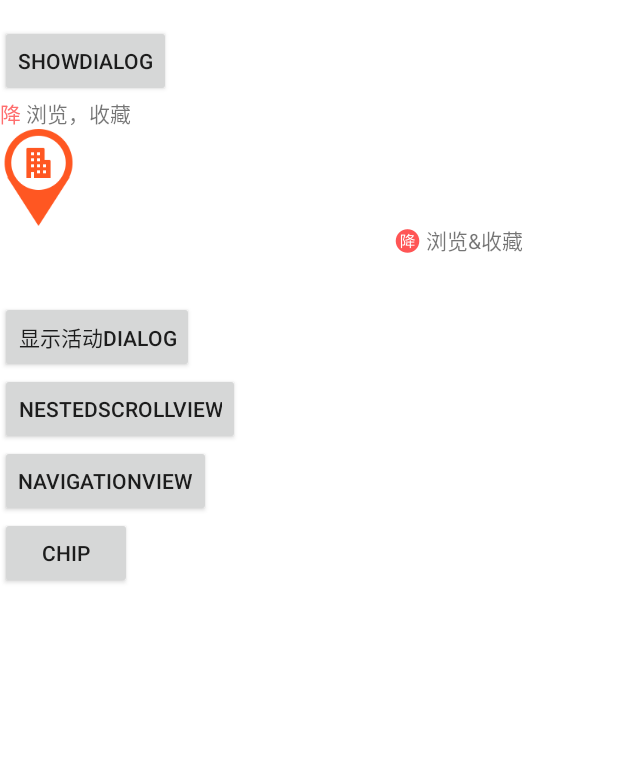
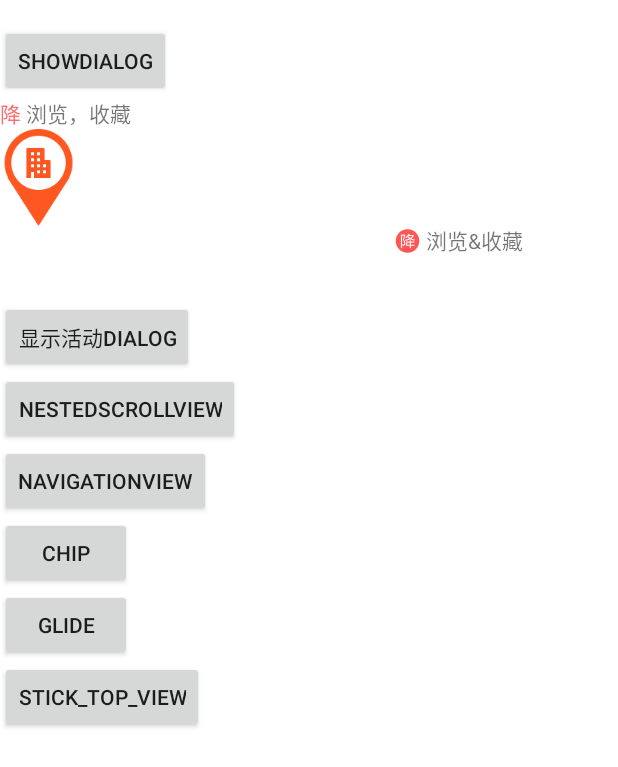
Before and after one commit to damengzai/android_test, an Android app: the screen it shows after launch (MainActivity), on a phone screen of 412 x 824 dp. Shown: the top 767 px of the screen. Run offline under Robolectric (Android 15) with nearby library versions, the light colour scheme and no system bars; 4 statements that could not run were skipped.

Commit message:
no message

```diff
--- a/MyApplication/app/build.gradle
+++ b/MyApplication/app/build.gradle
@@ -29,4 +29,7 @@ dependencies {
     compile 'com.alibaba:fastjson:1.2.10'
     testCompile 'junit:junit:4.12'
     compile 'com.android.support:design:28.+'
+    //Glide
+    compile 'com.github.bumptech.glide:glide:4.8.0'
+    annotationProcessor 'com.github.bumptech.glide:compiler:4.8.0'
 }
--- a/MyApplication/app/src/main/java/com/example/ma/testapp/MainActivity.java
+++ b/MyApplication/app/src/main/java/com/example/ma/testapp/MainActivity.java
@@ -28,6 +28,7 @@ import com.alibaba.fastjson.JSON;
 import com.alibaba.fastjson.JSONArray;
 import com.alibaba.fastjson.JSONObject;
 import com.example.ma.testapp.chipview.ChipViewActivity;
+import com.example.ma.testapp.glide.GlideActivity;
 
 import java.util.List;
 
@@ -42,7 +43,7 @@ public class MainActivity extends FragmentActivity implements View.OnClickListen
     private Context mContext;
     private FontTextView order,fav;
     private FrameLayout container;
-    private Button toNestedScrollView, showActivityDialog, navigationView, chipView;
+    private Button toNestedScrollView, showActivityDialog, navigationView, chipView, glide,stick_top_view;
 
     @Override
     protected void onCreate(@Nullable Bundle savedInstanceState) {
@@ -64,6 +65,10 @@ public class MainActivity extends FragmentActivity implements View.OnClickListen
         navigationView.setOnClickListener(this);
         chipView = findViewById(R.id.btn_to_chip);
         chipView.setOnClickListener(this);
+        glide = findViewById(R.id.btn_to_glide);
+        glide.setOnClickListener(this);
+        stick_top_view = findViewById(R.id.stick_top_view);
+        stick_top_view.setOnClickListener(this);
 
         container.addView(new BoardTextView(this));
 //        tvTest.setTextColor(-43691);
@@ -155,6 +160,12 @@ public class MainActivity extends FragmentActivity implements View.OnClickListen
             case R.id.btn_to_chip:
                 startActivity(new Intent(MainActivity.this, ChipViewActivity.class));
                 break;
+            case R.id.btn_to_glide:
+                startActivity(new Intent(MainActivity.this, GlideActivity.class));
+                break;
+            case R.id.stick_top_view:
+                startActivity(new Intent(MainActivity.this, StickTopViewActivity.class));
+                break;
         }
     }
 
--- a/MyApplication/app/src/main/res/layout/layout_main.xml
+++ b/MyApplication/app/src/main/res/layout/layout_main.xml
@@ -3,10 +3,12 @@
     android:layout_width="match_parent"
     android:layout_height="match_parent"
     android:orientation="vertical">
+
     <FrameLayout
         android:id="@+id/container"
         android:layout_width="wrap_content"
-        android:layout_height="wrap_content"/>
+        android:layout_height="wrap_content" />
+
     <Button
         android:id="@+id/btn_show_dialog"
         android:layout_width="wrap_content"
@@ -36,9 +38,9 @@
             android:id="@+id/order"
             android:layout_width="match_parent"
             android:layout_height="match_parent"
+            android:layout_gravity="center"
             android:layout_weight="1"
             android:gravity="center"
-            android:layout_gravity="center"
             android:text="" />
 
         <com.example.ma.testapp.FontTextView
@@ -48,28 +50,41 @@
             android:layout_weight="1"
             android:text="" />
     </LinearLayout>
+
     <Button
         android:id="@+id/show_activity_dialog"
         android:layout_width="wrap_content"
         android:layout_height="wrap_content"
-        android:text="显示活动dialog"
-        />
+        android:text="显示活动dialog" />
 
     <Button
         android:id="@+id/btn_to_nested_scroll_view"
         android:layout_width="wrap_content"
         android:layout_height="wrap_content"
-        android:text="NestedScrollView"/>
+        android:text="NestedScrollView" />
+
     <Button
         android:id="@+id/btn_to_nav_view"
         android:layout_width="wrap_content"
         android:layout_height="wrap_content"
-        android:text="NavigationView"/>
+        android:text="NavigationView" />
+
     <Button
         android:id="@+id/btn_to_chip"
         android:layout_width="wrap_content"
         android:layout_height="wrap_content"
-        android:text="Chip"/>
+        android:text="Chip" />
+
+    <Button
+        android:id="@+id/btn_to_glide"
+        android:layout_width="wrap_content"
+        android:layout_height="wrap_content"
+        android:text="Glide" />
+    <Button
+        android:id="@+id/stick_top_view"
+        android:layout_width="wrap_content"
+        android:layout_height="wrap_content"
+        android:text="stick_top_view"/>
 
 
 </LinearLayout>
```
Also changed, not shown: MyApplication/app/src/main/AndroidManifest.xml (+6 -1 lines), MyApplication/app/src/main/java/com/example/ma/testapp/StickTopViewActivity.java (added, +16 -0 lines), MyApplication/app/src/main/java/com/example/ma/testapp/glide/GlideActivity.java (added, +27 -0 lines), MyApplication/app/src/main/res/layout/activity_glide.xml (added, +11 -0 lines), MyApplication/app/src/main/res/layout/activity_stick_top_view.xml (added, +62 -0 lines), 1 other file.
